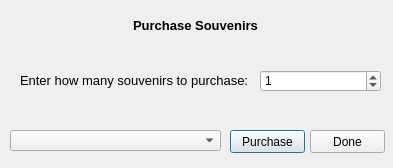
Above: CollegeTouring/purchasewindow.ui from Ykhan799/CollegeTouringS21 before the change. Below: the same form after it.
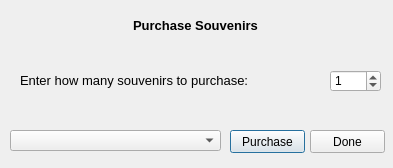
That is the form after the change.

Patch:
```diff
--- a/CollegeTouring/purchasewindow.ui
+++ b/CollegeTouring/purchasewindow.ui
@@ -64,7 +64,7 @@
     <rect>
      <x>20</x>
      <y>70</y>
-     <width>231</width>
+     <width>301</width>
      <height>21</height>
     </rect>
    </property>
@@ -96,9 +96,9 @@
   <widget class="QSpinBox" name="purchaseEntry">
    <property name="geometry">
     <rect>
-     <x>260</x>
+     <x>330</x>
      <y>70</y>
-     <width>121</width>
+     <width>51</width>
      <height>22</height>
     </rect>
    </property>
```
